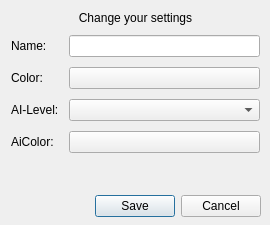
Old version of the form src/SettingsDialog.ui in the repository dschmidt/c4.
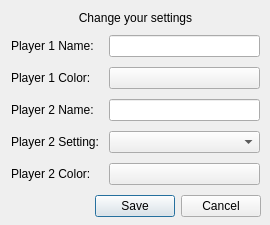
New version of the form. Custom widgets are drawn as their Qt base class.

Commit message:
Player 2 can be human
so small changes
Player 2 can be a human player, but can't play yet ...

Diff of the .ui file:
```diff
--- a/src/SettingsDialog.ui
+++ b/src/SettingsDialog.ui
@@ -67,7 +67,7 @@
        <string>Choose your Name</string>
       </property>
       <property name="text">
-       <string>Name:</string>
+       <string>Player 1 Name:</string>
       </property>
      </widget>
     </item>
@@ -87,22 +87,22 @@
        <string>Choose your color</string>
       </property>
       <property name="text">
-       <string>Color:</string>
+       <string>Player 1 Color:</string>
       </property>
      </widget>
     </item>
-    <item row="3" column="0">
-     <widget class="QLabel" name="settingsAiLabel">
+    <item row="4" column="0">
+     <widget class="QLabel" name="settingsPlayer2Label">
       <property name="toolTip">
        <string>Choose the AI-Level</string>
       </property>
       <property name="text">
-       <string>AI-Level:</string>
+       <string>Player 2 Setting:</string>
       </property>
      </widget>
     </item>
-    <item row="3" column="1">
-     <widget class="QComboBox" name="settingsAiBox">
+    <item row="4" column="1">
+     <widget class="QComboBox" name="settingsP2Settings">
       <property name="toolTip">
        <string>Choose the AI-Level</string>
       </property>
@@ -121,18 +121,18 @@
       </property>
      </widget>
     </item>
-    <item row="4" column="0">
-     <widget class="QLabel" name="settingsAiColorLabel">
+    <item row="5" column="0">
+     <widget class="QLabel" name="settingsColor2Label">
       <property name="toolTip">
        <string>Choose your color</string>
       </property>
       <property name="text">
-       <string>AiColor:</string>
+       <string>Player 2 Color:</string>
       </property>
      </widget>
     </item>
-    <item row="4" column="1">
-     <widget class="ColorButton" name="settingsAiColorButton">
+    <item row="5" column="1">
+     <widget class="ColorButton" name="settingsColor2Button">
       <property name="toolTip">
        <string>Choose your color</string>
       </property>
@@ -141,6 +141,29 @@
       </property>
      </widget>
     </item>
+    <item row="3" column="0">
+     <widget class="QLabel" name="settingsName2Label">
+      <property name="toolTip">
+       <string>Player 2 Name, only needed for Player 2 Human</string>
+      </property>
+      <property name="text">
+       <string>Player 2 Name:</string>
+      </property>
+     </widget>
+    </item>
+    <item row="3" column="1">
+     <widget class="QLineEdit" name="settingsName2Textbox">
+      <property name="toolTip">
+       <string>Player 2 Name, only needed for Player 2 Human</string>
+      </property>
+      <property name="inputMask">
+       <string notr="true"/>
+      </property>
+      <property name="maxLength">
+       <number>50</number>
+      </property>
+     </widget>
+    </item>
    </layout>
   </widget>
  </widget>
```
Left out of the diff: 32 changed lines with no effect on the pictures. The commit also changes 8 other files.
